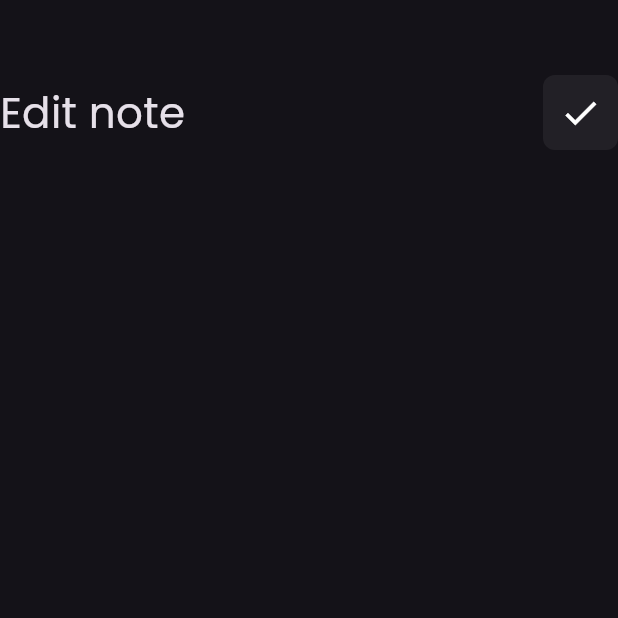
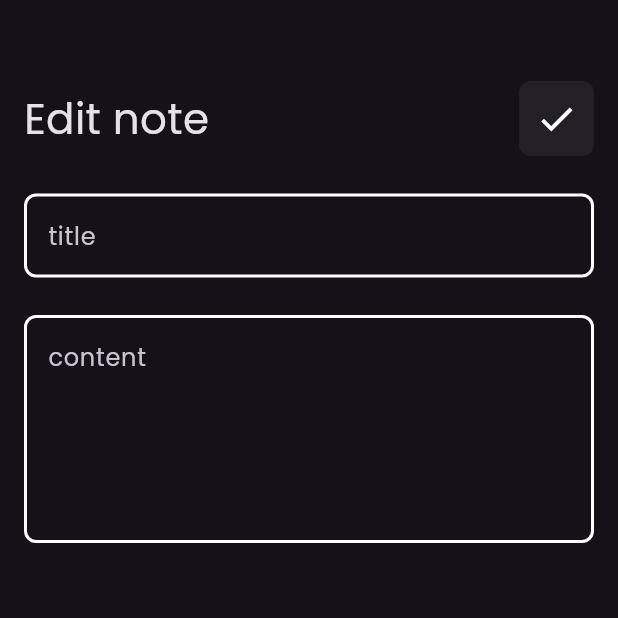
Before and after one commit to mohamedagm/notes_v1, a Flutter app: the EditNoteView screen opened directly, on a phone screen of 412 x 824 dp, the top half of it. Run offline on Flutter 3.47's test engine with Material 3 defaults, Android fonts, the phone set to English and light mode, and no system bars.

Commit message:
finish edit_note + finish Ui

```diff
--- a/lib/views/edit_note_view.dart
+++ b/lib/views/edit_note_view.dart
@@ -1,5 +1,4 @@
 import 'package:flutter/material.dart';
-import 'package:notes_v1/views/widgets/custom_app_bar.dart';
 import 'package:notes_v1/views/widgets/edit_note_view_body.dart';
 
 class EditNoteView extends StatelessWidget {
--- a/lib/views/widgets/edit_note_view_body.dart
+++ b/lib/views/widgets/edit_note_view_body.dart
@@ -1,16 +1,24 @@
 import 'package:flutter/material.dart';
 import 'package:notes_v1/views/widgets/custom_app_bar.dart';
+import 'package:notes_v1/views/widgets/custom_text_field.dart';
 
 class EditNoteViewBody extends StatelessWidget {
   const EditNoteViewBody({super.key});
 
   @override
   Widget build(BuildContext context) {
-    return Column(
-      children: [
-        SizedBox(height: 50),
-        CustomAppBar(text: 'Edit note', iconData: Icons.check),
-      ],
+    return Padding(
+      padding: const EdgeInsets.symmetric(horizontal: 16.0, vertical: 4),
+      child: Column(
+        children: [
+          SizedBox(height: 50),
+          CustomAppBar(text: 'Edit note', iconData: Icons.check),
+          SizedBox(height: 25),
+          CustomTextField(onChanged: (value) {}, hint: 'title'),
+          SizedBox(height: 25),
+          CustomTextField(onChanged: (value) {}, hint: 'content', maxLines: 5),
+        ],
+      ),
     );
   }
 }
```
